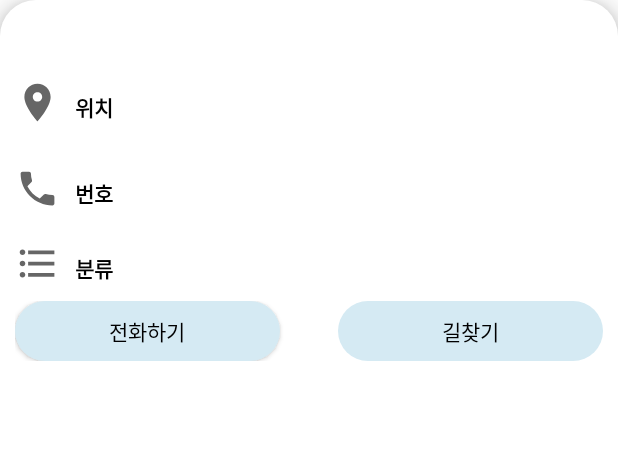
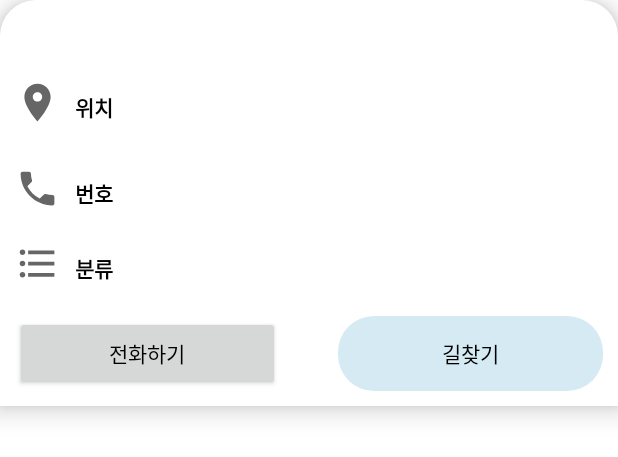
Before and after one commit to slflfl12/local-currency, an Android app: the layout fragment_preview.xml on its own in the app's theme, with its tools: preview values and no code run, on a phone screen of 412 x 824 dp. Shown: the top 457 px of the screen. Run offline under Robolectric (Android 15) with nearby library versions, the phone set to English and light mode, and no system bars.

Commit message:
UI 수정

```diff
--- a/app/src/main/java/kr/ac/hansung/localcurrency/ui/map/MapViewModel.kt
+++ b/app/src/main/java/kr/ac/hansung/localcurrency/ui/map/MapViewModel.kt
@@ -85,7 +85,7 @@ class MapViewModel(
 
     private val _navButtonEvent = SingleLiveEvent<Unit>()
     val navButtonEvent: LiveData<Unit>
-        get() = navButtonEvent
+        get() = _navButtonEvent
 
 
     val loadingSubject = BehaviorSubject.createDefault(false)
@@ -99,9 +99,6 @@ class MapViewModel(
     val initEvent: LiveData<Unit>
         get() = _initEvent
 
-    init {
-        /*reqAllPlaces2()*/
-    }
 
     fun reqNearByMaps_X5() {
         currentLocation.value?.let {
--- a/app/src/main/res/layout/fragment_preview.xml
+++ b/app/src/main/res/layout/fragment_preview.xml
@@ -17,7 +17,7 @@
     <androidx.constraintlayout.widget.ConstraintLayout
         android:id="@+id/cl_preview"
         android:layout_width="match_parent"
-        android:layout_height="match_parent"
+        android:layout_height="wrap_content"
         android:background="@drawable/background_white_bottom_sheet"
         android:elevation="10dp"
         app:behavior_hideable="true"
@@ -183,7 +183,7 @@
                 android:layout_marginStart="10dp"
                 android:fontFamily="@font/notosans_bold"
                 android:gravity="center"
-                android:text="분류"
+                android:text="@string/classify"
                 android:textColor="@color/colorBlack"
                 app:layout_constraintBottom_toBottomOf="@id/iv_category"
                 app:layout_constraintStart_toEndOf="@id/iv_category" />
@@ -209,7 +209,7 @@
         <androidx.constraintlayout.widget.ConstraintLayout
             android:id="@+id/cl_call_find_load"
             android:layout_width="0dp"
-            android:layout_height="40dp"
+            android:layout_height="70dp"
             android:layout_marginBottom="5dp"
             android:paddingHorizontal="10dp"
             app:layout_constraintEnd_toEndOf="parent"
@@ -219,23 +219,28 @@
             <androidx.appcompat.widget.AppCompatButton
                 android:id="@+id/tv_call"
                 android:layout_width="0dp"
-                android:layout_height="match_parent"
-                android:background="@drawable/background_color_btn"
+                android:layout_height="50dp"
                 android:gravity="center"
-                android:text="전화하기"
+                android:text="@string/call"
                 android:textColor="@color/colorBlack"
+                android:layout_marginTop="10dp"
                 app:layout_constraintStart_toStartOf="parent"
-                app:layout_constraintWidth_percent="0.45" />
+                app:layout_constraintTop_toTopOf="parent"
+                app:layout_constraintWidth_percent="0.45"
+                bind:setBackground="@{data.telePhone}" />
 
             <TextView
                 android:id="@+id/tv_find_load"
                 android:layout_width="0dp"
-                android:layout_height="match_parent"
+                android:layout_height="50dp"
+                android:layout_marginBottom="20dp"
                 android:background="@drawable/background_color_btn"
                 android:gravity="center"
-                android:text="길찾기"
+                android:text="@string/find_load"
                 android:textColor="@color/colorBlack"
+                android:layout_marginTop="10dp"
                 app:layout_constraintEnd_toEndOf="parent"
+                app:layout_constraintTop_toTopOf="parent"
                 app:layout_constraintWidth_percent="0.45" />
 
         </androidx.constraintlayout.widget.ConstraintLayout>
--- a/app/src/main/res/layout/item_search.xml
+++ b/app/src/main/res/layout/item_search.xml
@@ -216,7 +216,7 @@
                     bind:setBackground="@{uiData.telePhone}"
                     android:layout_height="match_parent"
                     android:gravity="center"
-                    android:text="전화하기"
+                    android:text="@string/call"
                     android:textColor="@color/colorBlack"
                     app:layout_constraintStart_toStartOf="parent"
                     app:layout_constraintWidth_percent="0.45" />
@@ -227,7 +227,7 @@
                     android:background="@drawable/background_color_btn"
                     android:layout_height="match_parent"
                     android:gravity="center"
-                    android:text="길찾기"
+                    android:text="@string/find_load"
                     android:textColor="@color/colorBlack"
                     app:layout_constraintEnd_toEndOf="parent"
                     app:layout_constraintWidth_percent="0.45" />
--- a/app/src/main/res/values/strings.xml
+++ b/app/src/main/res/values/strings.xml
@@ -15,5 +15,8 @@
     <string name="text_0.5km">0.5km</string>
     <string name="set_distance_text">탐색 범위를 %.1fkm로 설정하였습니다</string>
     <string name="info_search">현재 지도위치에서 3km 내에 정보만 검색합니다.</string>
+    <string name="find_load">길찾기</string>
+    <string name="call">전화하기</string>
+    <string name="classify">분류</string>
 
 </resources>
```
Also changed, not shown: app/src/main/res/layout/item_result.xml (+9 -5 lines).
